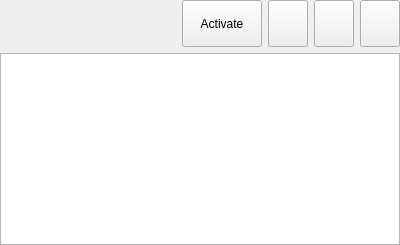
Above: FiducialRegistrationWizard/Widgets/Resources/UI/qSlicerSimpleMarkupsWidget.ui from SlicerIGT/SlicerIGT before the change. Below: the same form after it.
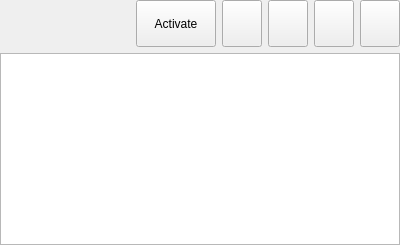
That is the form after the change. Custom widgets are drawn as their Qt base class.

Commit message: Re #23: Added color selector to change fiducial colors.

```diff
--- a/FiducialRegistrationWizard/Widgets/Resources/UI/qSlicerSimpleMarkupsWidget.ui
+++ b/FiducialRegistrationWizard/Widgets/Resources/UI/qSlicerSimpleMarkupsWidget.ui
@@ -77,6 +77,25 @@
        </property>
       </widget>
      </item>
+     <item>
+      <widget class="ctkColorPickerButton" name="ColorButton">
+       <property name="sizePolicy">
+        <sizepolicy hsizetype="Fixed" vsizetype="Expanding">
+         <horstretch>0</horstretch>
+         <verstretch>0</verstretch>
+        </sizepolicy>
+       </property>
+       <property name="checkable">
+        <bool>true</bool>
+       </property>
+       <property name="displayColorName">
+        <bool>false</bool>
+       </property>
+       <property name="dialogOptions">
+        <set>ctkColorPickerButton::UseCTKColorDialog</set>
+       </property>
+      </widget>
+     </item>
      <item>
       <widget class="QPushButton" name="VisibilityButton">
        <property name="sizePolicy">
@@ -146,6 +165,11 @@
    <header>qSlicerWidget.h</header>
    <container>1</container>
   </customwidget>
+  <customwidget>
+   <class>ctkColorPickerButton</class>
+   <extends>QPushButton</extends>
+   <header>ctkColorPickerButton.h</header>
+  </customwidget>
  </customwidgets>
  <resources/>
  <connections>
```
The commit also changes 2 other files.
